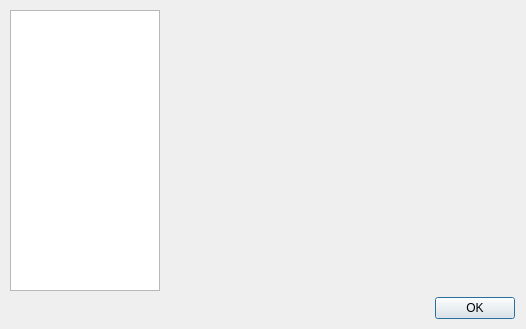
Above: res/ui/settings-dialog.ui from smartboyhw/speechcontrol before the change. Below: the same form after it.
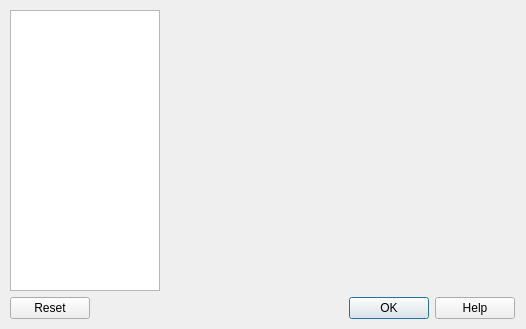
That is the form after the change.

Commit message: Revamped the Settings window.

```diff
--- a/res/ui/settings-dialog.ui
+++ b/res/ui/settings-dialog.ui
@@ -30,7 +30,23 @@
     </rect>
    </property>
    <layout class="QGridLayout" name="gridLayout">
-    <item row="1" column="0" colspan="2">
+    <item row="1" column="1">
+     <widget class="QFrame" name="frmPageContainer">
+      <property name="sizePolicy">
+       <sizepolicy hsizetype="Expanding" vsizetype="Expanding">
+        <horstretch>0</horstretch>
+        <verstretch>0</verstretch>
+       </sizepolicy>
+      </property>
+      <property name="frameShape">
+       <enum>QFrame::NoFrame</enum>
+      </property>
+      <property name="frameShadow">
+       <enum>QFrame::Plain</enum>
+      </property>
+     </widget>
+    </item>
+    <item row="2" column="0" colspan="2">
      <widget class="QDialogButtonBox" name="buttonBox">
       <property name="sizePolicy">
        <sizepolicy hsizetype="Minimum" vsizetype="Fixed">
@@ -39,14 +55,14 @@
        </sizepolicy>
       </property>
       <property name="standardButtons">
-       <set>QDialogButtonBox::Ok</set>
+       <set>QDialogButtonBox::Help|QDialogButtonBox::Ok|QDialogButtonBox::Reset</set>
       </property>
       <property name="centerButtons">
        <bool>false</bool>
       </property>
      </widget>
     </item>
-    <item row="0" column="0">
+    <item row="0" column="0" rowspan="2">
      <widget class="QListWidget" name="lstNavigation">
       <property name="maximumSize">
        <size>
@@ -56,22 +72,6 @@
       </property>
      </widget>
     </item>
-    <item row="0" column="1">
-     <widget class="QFrame" name="frmPageContainer">
-      <property name="sizePolicy">
-       <sizepolicy hsizetype="Expanding" vsizetype="Expanding">
-        <horstretch>0</horstretch>
-        <verstretch>0</verstretch>
-       </sizepolicy>
-      </property>
-      <property name="frameShape">
-       <enum>QFrame::NoFrame</enum>
-      </property>
-      <property name="frameShadow">
-       <enum>QFrame::Plain</enum>
-      </property>
-     </widget>
-    </item>
    </layout>
   </widget>
  </widget>
```
